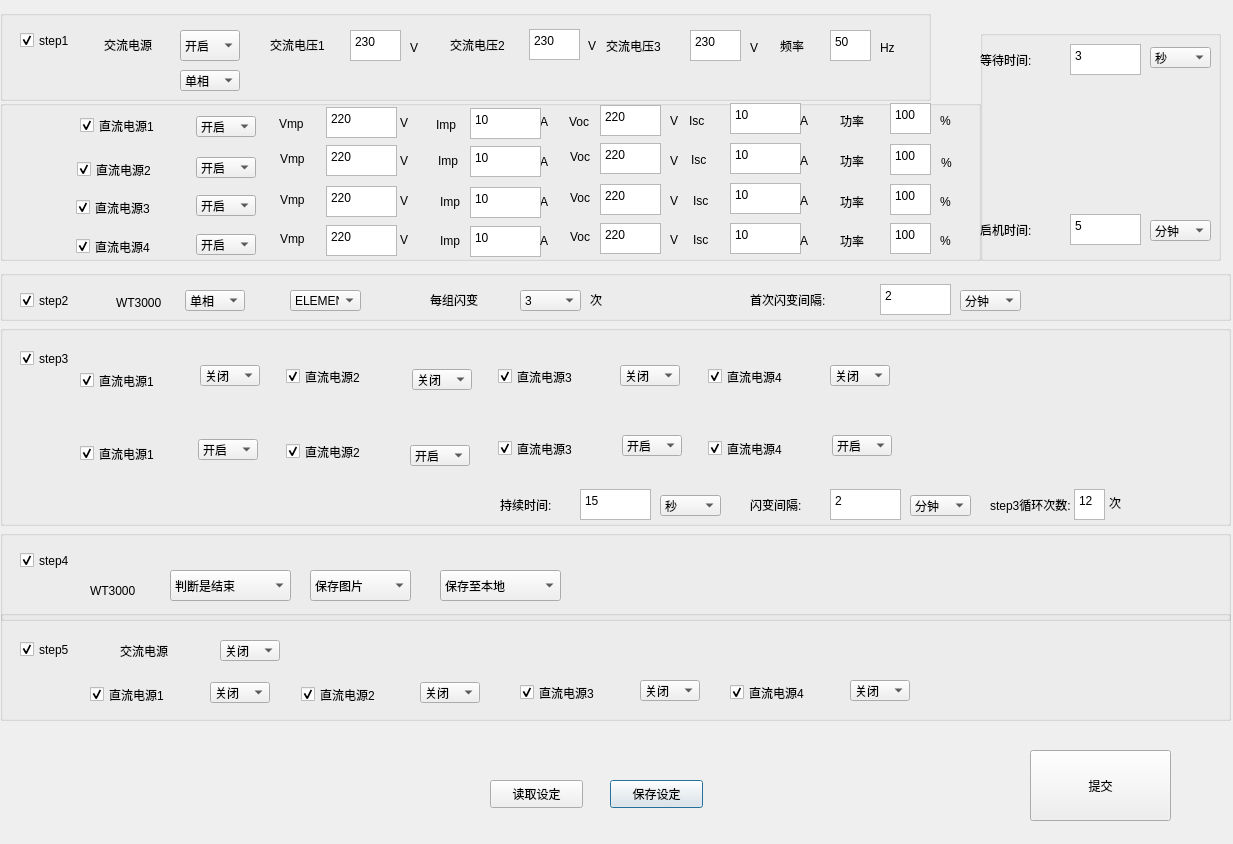
Old version of the form ui_files/Dialog_thaiguodianyashanbian.ui in the repository TZTANG97/solarautotestnewui.
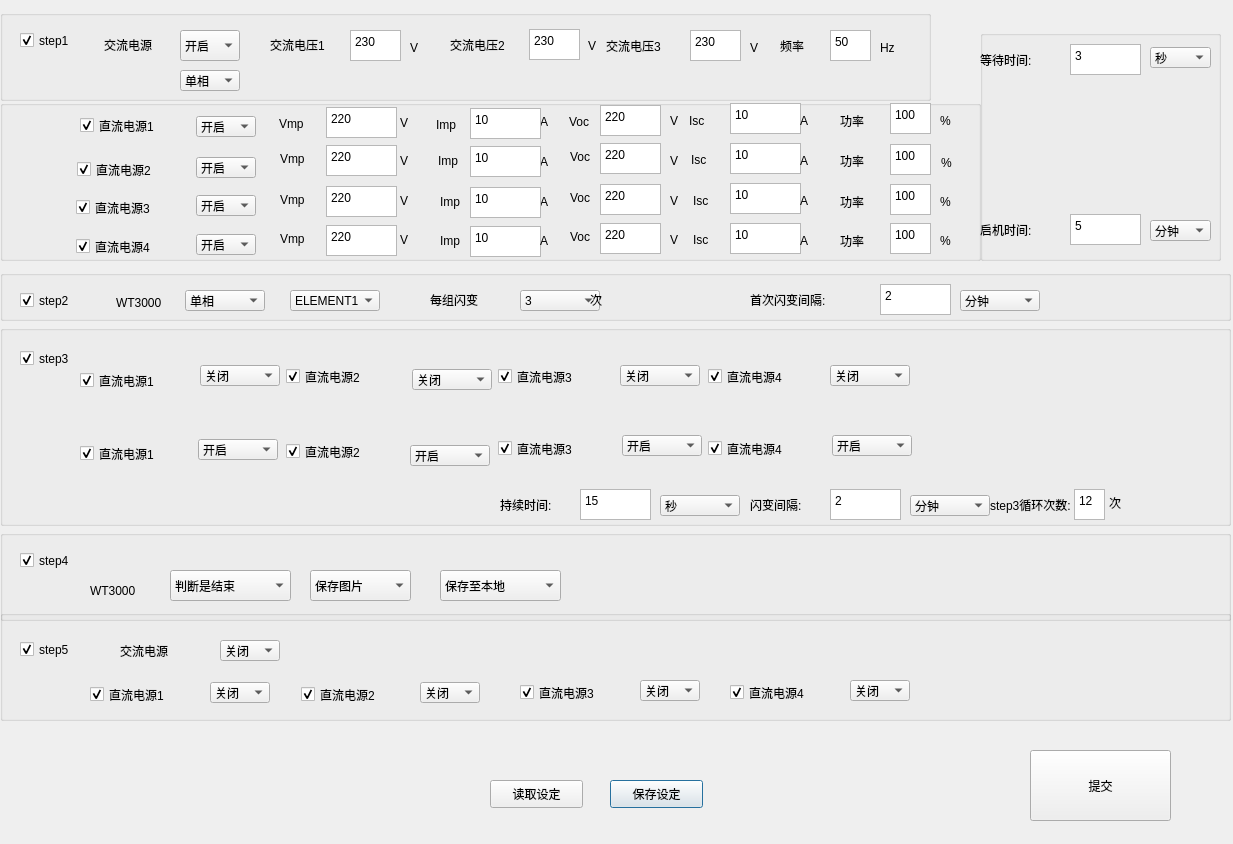
New version of the form. Icons and pictures are not drawn.

```diff
--- a/ui_files/Dialog_thaiguodianyashanbian.ui
+++ b/ui_files/Dialog_thaiguodianyashanbian.ui
@@ -38,7 +38,7 @@
      <rect>
       <x>960</x>
       <y>20</y>
-      <width>61</width>
+      <width>80</width>
       <height>21</height>
      </rect>
     </property>
@@ -109,7 +109,7 @@
      <rect>
       <x>185</x>
       <y>20</y>
-      <width>60</width>
+      <width>80</width>
       <height>21</height>
      </rect>
     </property>
@@ -129,7 +129,7 @@
      <rect>
       <x>290</x>
       <y>20</y>
-      <width>71</width>
+      <width>90</width>
       <height>21</height>
      </rect>
     </property>
@@ -183,7 +183,7 @@
      <rect>
       <x>520</x>
       <y>20</y>
-      <width>61</width>
+      <width>80</width>
       <height>21</height>
      </rect>
     </property>
@@ -247,7 +247,7 @@
      <rect>
       <x>410</x>
       <y>120</y>
-      <width>60</width>
+      <width>80</width>
       <height>21</height>
      </rect>
     </property>
@@ -302,7 +302,7 @@
      <rect>
       <x>660</x>
       <y>170</y>
-      <width>61</width>
+      <width>80</width>
       <height>21</height>
      </rect>
     </property>
@@ -330,7 +330,7 @@
      <rect>
       <x>910</x>
       <y>170</y>
-      <width>61</width>
+      <width>80</width>
       <height>21</height>
      </rect>
     </property>
@@ -355,7 +355,7 @@
      <rect>
       <x>200</x>
       <y>40</y>
-      <width>60</width>
+      <width>80</width>
       <height>21</height>
      </rect>
     </property>
@@ -375,7 +375,7 @@
      <rect>
       <x>622</x>
       <y>110</y>
-      <width>60</width>
+      <width>80</width>
       <height>21</height>
      </rect>
     </property>
@@ -415,7 +415,7 @@
      <rect>
       <x>198</x>
       <y>114</y>
-      <width>60</width>
+      <width>80</width>
       <height>21</height>
      </rect>
     </property>
@@ -464,7 +464,7 @@
      <rect>
       <x>412</x>
       <y>44</y>
-      <width>60</width>
+      <width>80</width>
       <height>21</height>
      </rect>
     </property>
@@ -546,7 +546,7 @@
      <rect>
       <x>620</x>
       <y>40</y>
-      <width>60</width>
+      <width>80</width>
       <height>21</height>
      </rect>
     </property>
@@ -631,7 +631,7 @@
      <rect>
       <x>830</x>
       <y>40</y>
-      <width>60</width>
+      <width>80</width>
       <height>21</height>
      </rect>
     </property>
@@ -651,7 +651,7 @@
      <rect>
       <x>832</x>
       <y>110</y>
-      <width>60</width>
+      <width>80</width>
       <height>21</height>
      </rect>
     </property>
```
